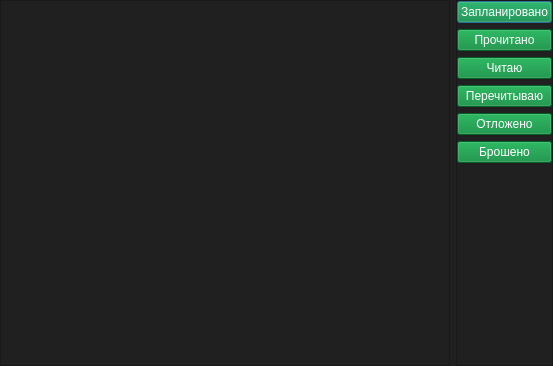
The window that forms/desu_library.ui (brandonzorn/Nlight) describes before a commit, drawn with Qt 5.
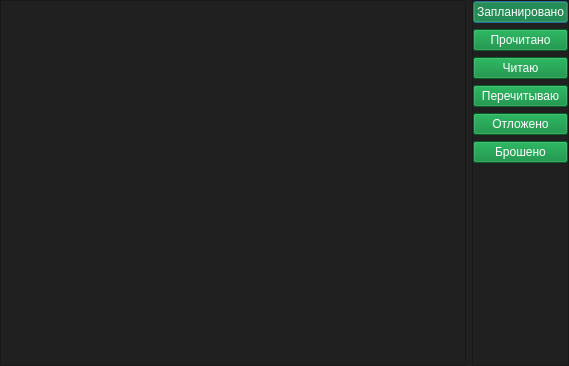
The same window after the commit.

The edit to the form file:
```diff
--- a/forms/desu_library.ui
+++ b/forms/desu_library.ui
@@ -6,7 +6,7 @@
    <rect>
     <x>0</x>
     <y>0</y>
-    <width>553</width>
+    <width>569</width>
     <height>366</height>
    </rect>
   </property>
@@ -509,6 +509,15 @@
         <property name="text">
          <string>Запланировано</string>
         </property>
+        <property name="checkable">
+         <bool>true</bool>
+        </property>
+        <property name="checked">
+         <bool>true</bool>
+        </property>
+        <property name="autoExclusive">
+         <bool>true</bool>
+        </property>
        </widget>
       </item>
       <item>
@@ -520,6 +529,12 @@
         <property name="text">
          <string>Прочитано</string>
         </property>
+        <property name="checkable">
+         <bool>true</bool>
+        </property>
+        <property name="autoExclusive">
+         <bool>true</bool>
+        </property>
        </widget>
       </item>
       <item>
@@ -531,6 +546,12 @@
         <property name="text">
          <string>Читаю</string>
         </property>
+        <property name="checkable">
+         <bool>true</bool>
+        </property>
+        <property name="autoExclusive">
+         <bool>true</bool>
+        </property>
        </widget>
       </item>
       <item>
@@ -542,6 +563,12 @@
         <property name="text">
          <string>Перечитываю</string>
         </property>
+        <property name="checkable">
+         <bool>true</bool>
+        </property>
+        <property name="autoExclusive">
+         <bool>true</bool>
+        </property>
        </widget>
       </item>
       <item>
@@ -553,6 +580,12 @@
         <property name="text">
          <string>Отложено</string>
         </property>
+        <property name="checkable">
+         <bool>true</bool>
+        </property>
+        <property name="autoExclusive">
+         <bool>true</bool>
+        </property>
        </widget>
       </item>
       <item>
@@ -564,6 +597,12 @@
         <property name="text">
          <string>Брошено</string>
         </property>
+        <property name="checkable">
+         <bool>true</bool>
+        </property>
+        <property name="autoExclusive">
+         <bool>true</bool>
+        </property>
        </widget>
       </item>
       <item>
```
